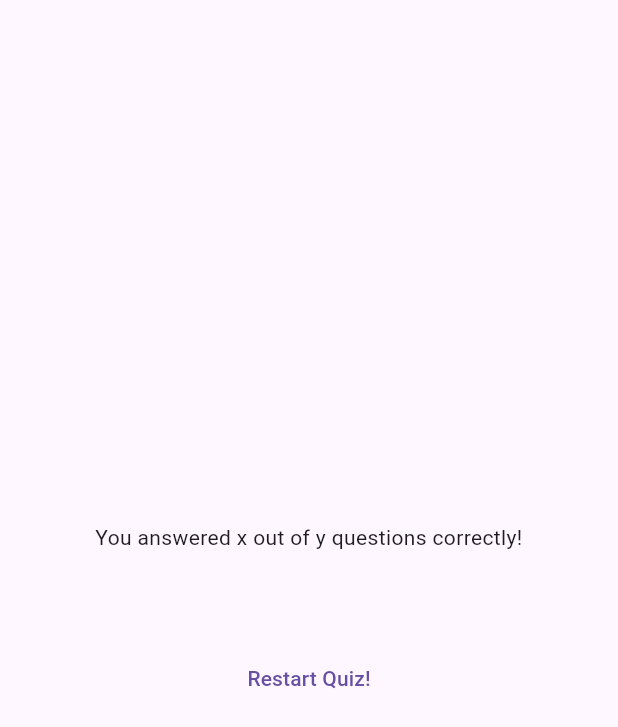
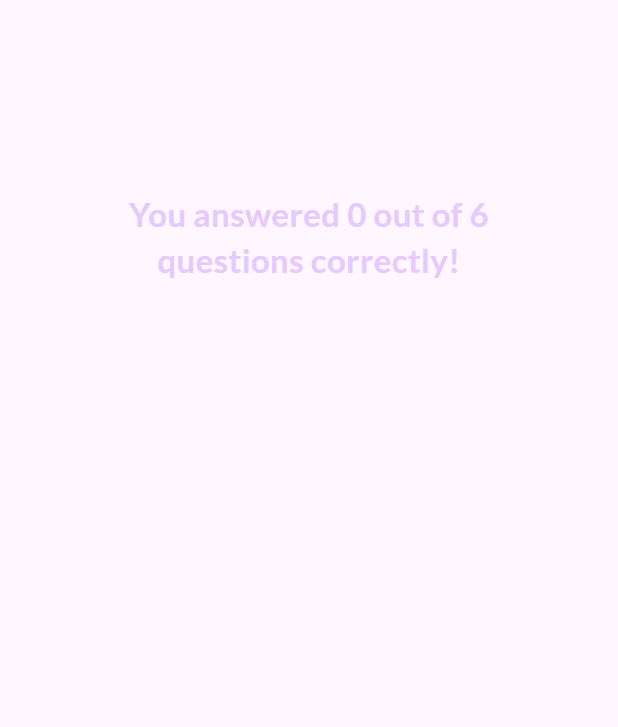
Before and after one commit to AtharvaParadkar/quiz-app, a Flutter app: the ResultsScreen widget shown alone on an empty page, opened directly with empty values, on a phone screen of 412 x 824 dp. Shown: the top 727 px of the screen. Run offline on Flutter 3.47's test engine with Material 3 defaults, Android fonts, the phone set to English and light mode, and no system bars; our stand-ins replace google_fonts.

Commit message:
final results screen

```diff
--- /dev/null
+++ b/lib/questions_summary/questions_summary.dart
@@ -0,0 +1,24 @@
+import 'package:flutter/material.dart';
+import 'package:quiz_app/questions_summary/summary_item.dart';
+
+class QuestionsSummary extends StatelessWidget {
+  const QuestionsSummary(this.summaryData, {super.key});
+
+  final List<Map<String, Object>> summaryData;
+
+  @override
+  Widget build(BuildContext context) {
+    return SizedBox(
+      height: 400,
+      child: SingleChildScrollView(
+        child: Column(
+          children: summaryData.map(
+            (data) {
+              return SummaryItem(data);
+            },
+          ).toList(),
+        ),
+      ),
+    );
+  }
+}
--- a/lib/results_screen.dart
+++ b/lib/results_screen.dart
@@ -1,10 +1,12 @@
 import 'package:flutter/material.dart';
 import 'package:quiz_app/data/questions.dart';
-import 'package:quiz_app/questions_summary.dart';
+import 'package:quiz_app/questions_summary/questions_summary.dart';
+import 'package:google_fonts/google_fonts.dart';
 
 class ResultsScreen extends StatelessWidget {
-  const ResultsScreen({super.key, required this.chosenAnswers});
+  const ResultsScreen({super.key, required this.chosenAnswers, required this.onRestart});
 
+  final void Function() onRestart;
   final List<String> chosenAnswers;
 
   List<Map<String, Object>> getSummaryData() {
@@ -20,12 +22,17 @@ class ResultsScreen extends StatelessWidget {
         },
       );
     }
-
     return summary;
   }
 
   @override
   Widget build(BuildContext context) {
+    final summaryData = getSummaryData();
+    final numTotalQuestions = questions.length;
+    final numCorrectQuestions = summaryData.where((data) {
+      return data['user_answer'] == data['correct_answer'];
+    }).length;
+
     return SizedBox(
       width: double.infinity,
       child: Container(
@@ -33,16 +40,23 @@ class ResultsScreen extends StatelessWidget {
         child: Column(
           mainAxisAlignment: MainAxisAlignment.center,
           children: [
-            const Text(
-              'You answered x out of y questions correctly!',
+            Text(
+              'You answered $numCorrectQuestions out of $numTotalQuestions questions correctly!',
+              style: GoogleFonts.lato(
+                color: const Color.fromARGB(250, 230, 200, 253),
+                fontSize: 22,
+                fontWeight: FontWeight.bold,
+              ),
               textAlign: TextAlign.center,
             ),
             const SizedBox(height: 30),
-            QuestionsSummary(getSummaryData()),
+            QuestionsSummary(summaryData),
             const SizedBox(height: 30),
-            TextButton(
-              onPressed: () {},
-              child: const Text('Restart Quiz!'),
+            TextButton.icon(
+              onPressed: onRestart,
+              style: TextButton.styleFrom(foregroundColor: Colors.white),
+              icon: const Icon(Icons.refresh),
+              label: const Text('Restart Quiz!'),
             )
           ],
         ),
```
Also changed, not shown: lib/questions_screen.dart (+0 -12 lines), lib/questions_summary.dart (deleted, +0 -28 lines), lib/questions_summary/question_identifier.dart (added, +33 -0 lines), lib/questions_summary/summary_item.dart (added, +62 -0 lines), lib/quiz.dart (+10 -5 lines).
